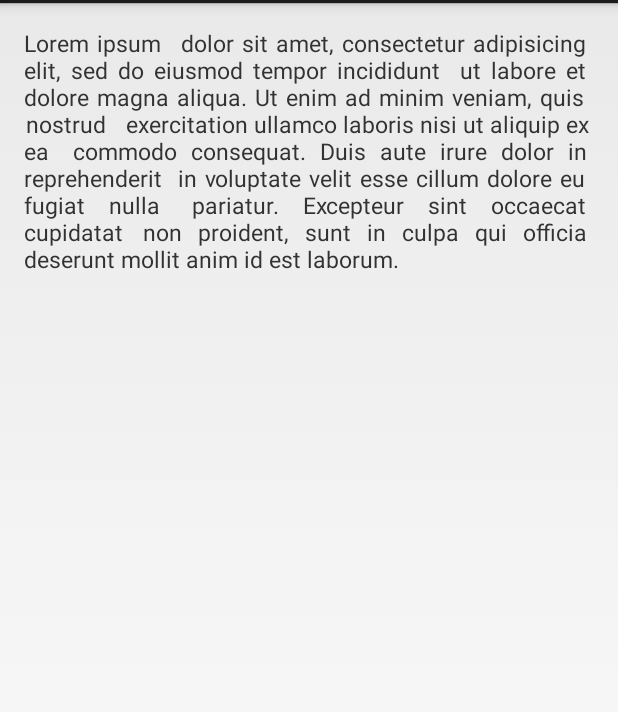
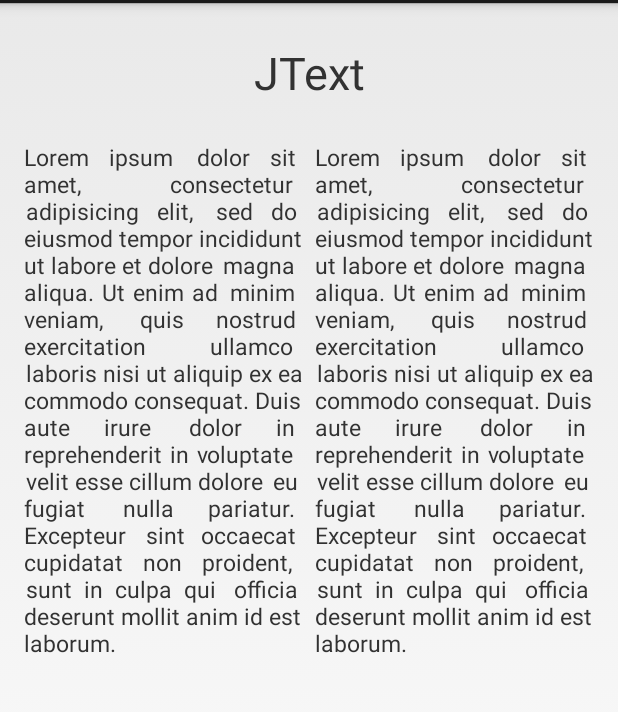
Before and after one commit to amilcar-sr/JustifiedTextView, an Android app: the screen it shows after launch (MainActivity), on a phone screen of 412 x 824 dp, the part 69-781 px from its top. Run offline under Robolectric (Android 15) with nearby library versions, the phone set to English and light mode, and no system bars.

Commit message:
Updated responsive justify logic

```diff
--- a/app/src/main/java/com/codesgood/justifiedtext/views/JText.java
+++ b/app/src/main/java/com/codesgood/justifiedtext/views/JText.java
@@ -76,7 +76,7 @@ public class JText extends TextView {
 
         //This class won't justify the text if the TextView has wrap_content as width
         //And won't repeat the process of justify text if it's already done.
-        if(params.width != ViewGroup.LayoutParams.WRAP_CONTENT && words.length > 0 && justifiedText.isEmpty()){
+        if(params.width != ViewGroup.LayoutParams.WRAP_CONTENT && getMeasuredWidth() >= 200 && words.length > 0 && justifiedText.isEmpty()){
 
             int viewWidth = this.getMeasuredWidth();
 
@@ -118,9 +118,10 @@ public class JText extends TextView {
                 }
             }
             justifiedText += joinWords(temporalLine);
+        }
 
+        if(!justifiedText.isEmpty())
             this.setText(justifiedText);
-        }
     }
 
     //Method that resets the values of the actual line being processed
--- a/app/src/main/res/layout/activity_main.xml
+++ b/app/src/main/res/layout/activity_main.xml
@@ -9,10 +9,38 @@
     tools:context=".MainActivity"
     android:orientation="vertical">
 
-    <com.codesgood.justifiedtext.views.JText
-        android:text="@string/lorem_ipsum"
+    <TextView
+        android:text="JText"
         android:layout_width="match_parent"
         android:layout_height="wrap_content"
-        android:textSize="15sp"/>
+        android:gravity="center"
+        android:layout_marginTop="10dp"
+        android:textSize="30sp"/>
+
+    <LinearLayout
+        android:layout_width="match_parent"
+        android:layout_height="wrap_content"
+        android:orientation="horizontal">
+
+        <com.codesgood.justifiedtext.views.JText
+            android:text="@string/lorem_ipsum"
+            android:layout_width="1dp"
+            android:layout_height="wrap_content"
+            android:layout_weight="1"
+            android:layout_marginTop="25dp"
+            android:layout_marginRight="4dp"
+            android:textSize="15sp"/>
+
+        <com.codesgood.justifiedtext.views.JText
+            android:text="@string/lorem_ipsum"
+            android:layout_width="1dp"
+            android:layout_height="wrap_content"
+            android:layout_weight="1"
+            android:layout_marginTop="25dp"
+            android:layout_marginLeft="4dp"
+            android:textSize="15sp"/>
+
+        </LinearLayout>
+
 
 </LinearLayout>
```
